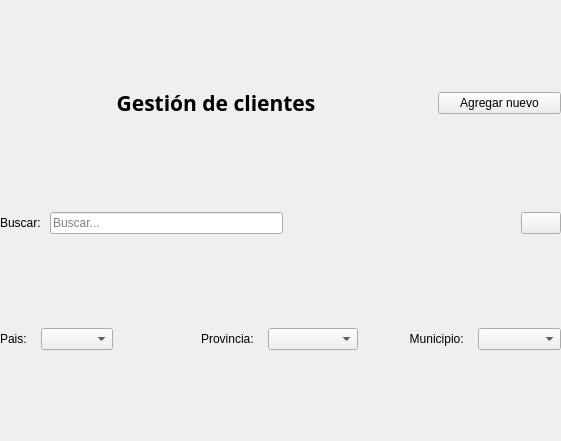
The window that views/ClientsListWidget.ui (STITCH9911/onink) describes before a commit, drawn with Qt 5.
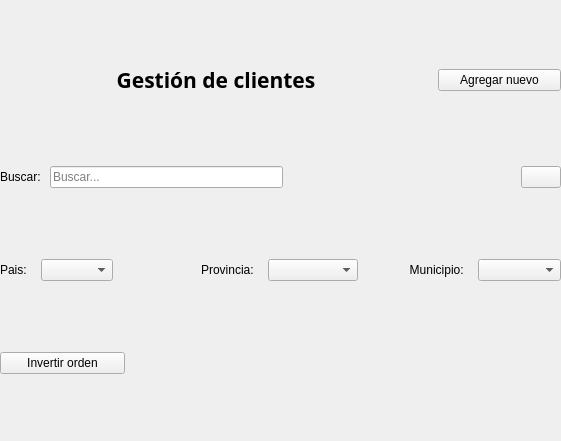
The same window after the commit. Icons and pictures are not drawn.

Commit message: Add bt_invertir a clientList

The edit to the form file:
```diff
--- a/views/ClientsListWidget.ui
+++ b/views/ClientsListWidget.ui
@@ -13,7 +13,7 @@
   <property name="windowTitle">
    <string>Form</string>
   </property>
-  <layout class="QVBoxLayout" name="verticalLayout" stretch="1,1,1,6">
+  <layout class="QVBoxLayout" name="verticalLayout" stretch="1,1,1,1,5">
    <property name="leftMargin">
     <number>0</number>
    </property>
@@ -243,6 +243,43 @@
      </item>
     </layout>
    </item>
+   <item>
+    <layout class="QHBoxLayout" name="horizontalLayout" stretch="2,7">
+     <item>
+      <widget class="QPushButton" name="bt_revert">
+       <property name="cursor">
+        <cursorShape>PointingHandCursor</cursorShape>
+       </property>
+       <property name="text">
+        <string>Invertir orden</string>
+       </property>
+       <property name="icon">
+        <iconset>
+         <normaloff>images/change (3).svg</normaloff>images/change (3).svg</iconset>
+       </property>
+       <property name="iconSize">
+        <size>
+         <width>32</width>
+         <height>32</height>
+        </size>
+       </property>
+      </widget>
+     </item>
+     <item>
+      <spacer name="horizontalSpacer">
+       <property name="orientation">
+        <enum>Qt::Horizontal</enum>
+       </property>
+       <property name="sizeHint" stdset="0">
+        <size>
+         <width>40</width>
+         <height>20</height>
+        </size>
+       </property>
+      </spacer>
+     </item>
+    </layout>
+   </item>
    <item>
     <layout class="QVBoxLayout" name="tableLayout"/>
    </item>
```
The commit also changes 2 other files.
